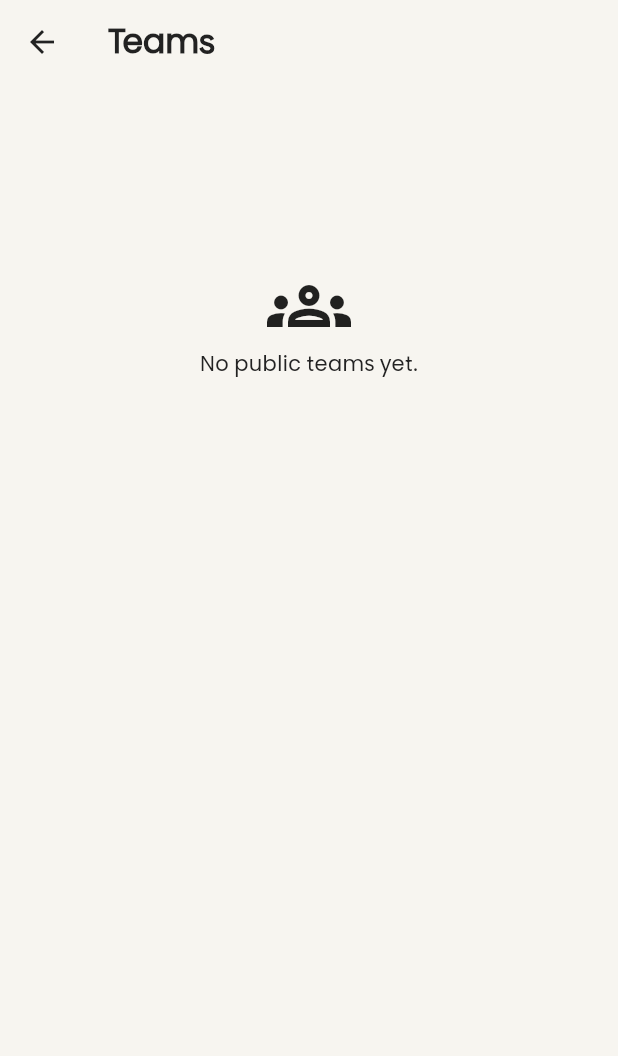
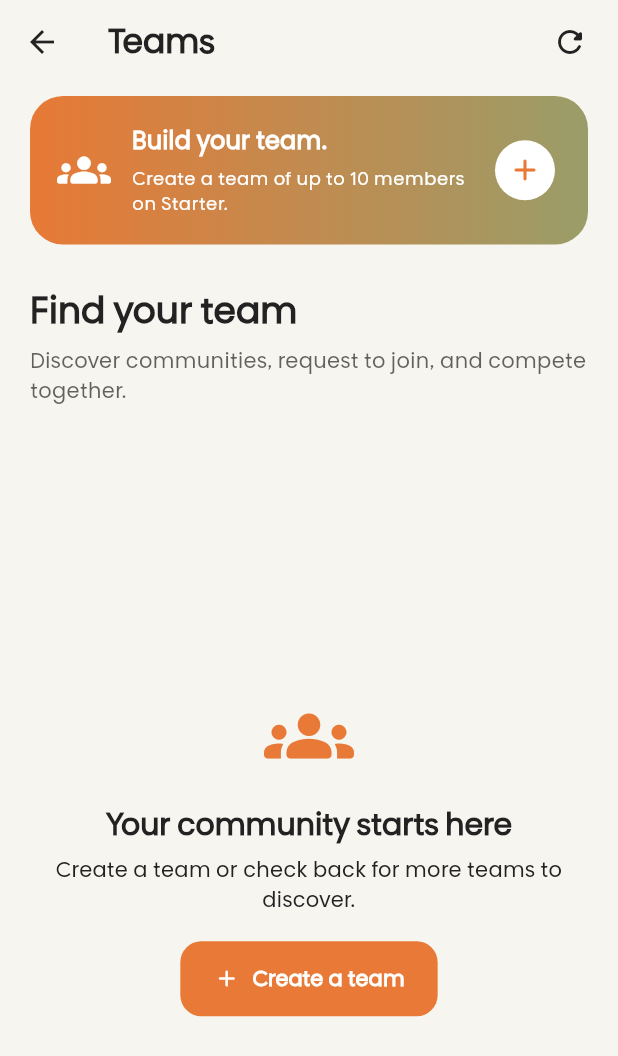
Before and after one commit to Craig-Creek/Essax-GaimIT, a Flutter app: the TeamsScreen screen opened directly, on a phone screen of 412 x 824 dp. Shown: the top 1056 px of the screen. Run offline on Flutter 3.47's test engine with Material 3 defaults, Android fonts, the phone set to English and light mode, and no system bars; our stand-ins replace supabase_flutter; accounts and stored records are empty; statements that could not run were skipped.

Commit message:
Update teams_screen.dart

```diff
--- a/lib/features/teams/teams_screen.dart
+++ b/lib/features/teams/teams_screen.dart
@@ -1,6 +1,11 @@
 import 'package:flutter/material.dart';
 
-import '../../core/supabase_client.dart';
+import '../../app/app_theme.dart';
+import 'create_team_screen.dart';
+import 'team_details_screen.dart';
+import 'teams_service.dart';
+import 'widgets/create_team_banner.dart';
+import 'widgets/team_card.dart';
 
 class TeamsScreen extends StatefulWidget {
   const TeamsScreen({super.key});
@@ -10,7 +15,7 @@ class TeamsScreen extends StatefulWidget {
 }
 
 class _TeamsScreenState extends State<TeamsScreen> {
-  late Future<List<Map<String, dynamic>>> _teams;
+  late Future<List<Map<String, dynamic>>> _teamsFuture;
 
   @override
   void initState() {
@@ -19,72 +24,202 @@ class _TeamsScreenState extends State<TeamsScreen> {
   }
 
   void _loadTeams() {
-    _teams = supabase
-        .from('teams')
-        .select('id, name, description')
-        .eq('is_public', true)
-        .order('created_at', ascending: false);
+    _teamsFuture = TeamsService.getTeams();
   }
 
   Future<void> _refresh() async {
-    setState(_loadTeams);
-    await _teams;
+    final future = TeamsService.getTeams();
+
+    setState(() {
+      _teamsFuture = future;
+    });
+
+    await future;
+  }
+
+  Future<void> _openCreateTeam() async {
+    if (TeamsService.currentUserId == null) {
+      ScaffoldMessenger.of(context).showSnackBar(
+        const SnackBar(
+          content: Text('Please sign in to create a team.'),
+        ),
+      );
+      return;
+    }
+
+    final created = await Navigator.of(context).push<bool>(
+      MaterialPageRoute<bool>(
+        builder: (_) => const CreateTeamScreen(),
+      ),
+    );
+
+    if (created == true && mounted) {
+      await _refresh();
+    }
+  }
+
+  void _openTeam(Map<String, dynamic> team) {
+    Navigator.of(context).push(
+      MaterialPageRoute<void>(
+        builder: (_) => TeamDetailsScreen(team: team),
+      ),
+    );
   }
 
   @override
   Widget build(BuildContext context) {
+    final theme = Theme.of(context);
+
     return Scaffold(
-      appBar: AppBar(title: const Text('Teams')),
+      appBar: AppBar(
+        title: const Text('Teams'),
+        actions: [
+          IconButton(
+            tooltip: 'Refresh teams',
+            onPressed: _refresh,
+            icon: const Icon(Icons.refresh_rounded),
+          ),
+          const SizedBox(width: 8),
+        ],
+      ),
       body: RefreshIndicator(
         onRefresh: _refresh,
-        child: FutureBuilder<List<Map<String, dynamic>>>(
-          future: _teams,
+        child: CustomScrollView(
+          physics: const AlwaysScrollableScrollPhysics(),
+          slivers: [
+            SliverPadding(
+              padding: const EdgeInsets.fromLTRB(20, 8, 20, 24),
+              sliver: SliverList(
+                delegate: SliverChildListDelegate([
+                  CreateTeamBanner(
+                    onCreate: _openCreateTeam,
+                  ),
+                  const SizedBox(height: 28),
+                  Text(
+                    'Find your team',
+                    style: theme.textTheme.headlineMedium?.copyWith(
+                      fontWeight: FontWeight.w800,
+                    ),
+                  ),
+                  const SizedBox(height: 8),
+                  Text(
+                    'Discover communities, request to join, '
+                    'and compete together.',
+                    style: theme.textTheme.bodyMedium?.copyWith(
+                      color: theme.colorScheme.onSurface.withValues(
+                        alpha: 0.7,
+                      ),
+                    ),
+                  ),
+                  const SizedBox(height: 20),
+                ]),
+              ),
+            ),
+            FutureBuilder<List<Map<String, dynamic>>>(
+              future: _teamsFuture,
               builder: (context, snapshot) {
                 if (snapshot.connectionState == ConnectionState.waiting) {
-              return const Center(child: CircularProgressIndicator());
+                  return const SliverFillRemaining(
+                    hasScrollBody: false,
+                    child: Center(
+                      child: CircularProgressIndicator(),
+                    ),
+                  );
                 }
 
                 if (snapshot.hasError) {
-              return ListView(
+                  return SliverFillRemaining(
+                    hasScrollBody: false,
+                    child: Center(
+                      child: Padding(
+                        padding: const EdgeInsets.all(24),
+                        child: Column(
+                          mainAxisSize: MainAxisSize.min,
                           children: [
-                  const SizedBox(height: 100),
-                  Center(child: Text('Could not load teams.\n${snapshot.error}')),
+                            const Icon(
+                              Icons.cloud_off_rounded,
+                              size: 48,
+                            ),
+                            const SizedBox(height: 12),
+                            const Text(
+                              'Could not load teams.',
+                              textAlign: TextAlign.center,
+                            ),
+                            const SizedBox(height: 16),
+                            FilledButton(
+                              onPressed: _refresh,
+                              child: const Text('Try again'),
+                            ),
                           ],
+                        ),
+                      ),
+                    ),
                   );
                 }
 
-            final items = snapshot.data ?? [];
+                final teams = snapshot.data ?? [];
 
-            if (items.isEmpty) {
-              return ListView(
-                children: const [
-                  SizedBox(height: 120),
-                  Icon(Icons.groups_outlined, size: 56),
-                  Center(child: Text('No public teams yet.')),
+                if (teams.isEmpty) {
+                  return SliverFillRemaining(
+                    hasScrollBody: false,
+                    child: Center(
+                      child: Padding(
+                        padding: const EdgeInsets.all(24),
+                        child: Column(
+                          mainAxisSize: MainAxisSize.min,
+                          children: [
+                            const Icon(
+                              Icons.groups_rounded,
+                              size: 60,
+                              color: AppTheme.primaryColor,
+                            ),
+                            const SizedBox(height: 16),
+                            Text(
+                              'Your community starts here',
+                              style: theme.textTheme.titleLarge,
+                              textAlign: TextAlign.center,
+                            ),
+                            const SizedBox(height: 8),
+                            const Text(
+                              'Create a team or check back for '
+                              'more teams to discover.',
+                              textAlign: TextAlign.center,
+                            ),
+                            const SizedBox(height: 18),
+                            FilledButton.icon(
+                              onPressed: _openCreateTeam,
+                              icon: const Icon(Icons.add_rounded),
+                              label: const Text('Create a team'),
+                            ),
                           ],
+                        ),
+                      ),
+                    ),
                   );
                 }
 
-            return ListView.builder(
-              padding: const EdgeInsets.all(16),
-              itemCount: items.length,
-              itemBuilder: (context, index) {
-                final item = items[index];
+                return SliverPadding(
+                  padding: const EdgeInsets.fromLTRB(20, 0, 20, 28),
+                  sliver: SliverList(
+                    delegate: SliverChildBuilderDelegate(
+                      (context, index) {
+                        final team = teams[index];
 
-                return Card(
-                  child: ListTile(
-                    leading: const Icon(Icons.groups_outlined),
-                    title: Text(item['name']?.toString() ?? 'Team'),
-                    subtitle: Text(
-                      item['description']?.toString() ?? '',
-                      maxLines: 3,
-                      overflow: TextOverflow.ellipsis,
+                        return Padding(
+                          padding: const EdgeInsets.only(bottom: 16),
+                          child: TeamCard(
+                            team: team,
+                            onTap: () => _openTeam(team),
+                          ),
+                        );
+                      },
+                      childCount: teams.length,
                     ),
                   ),
                 );
               },
-            );
-          },
+            ),
+          ],
         ),
       ),
     );
```
Lines whose indentation alone changed are shown as unchanged.
